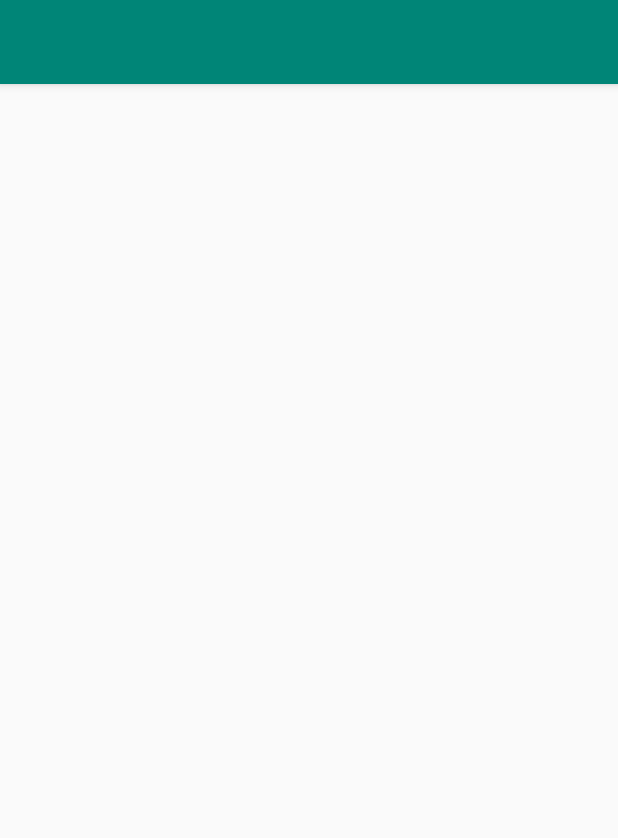
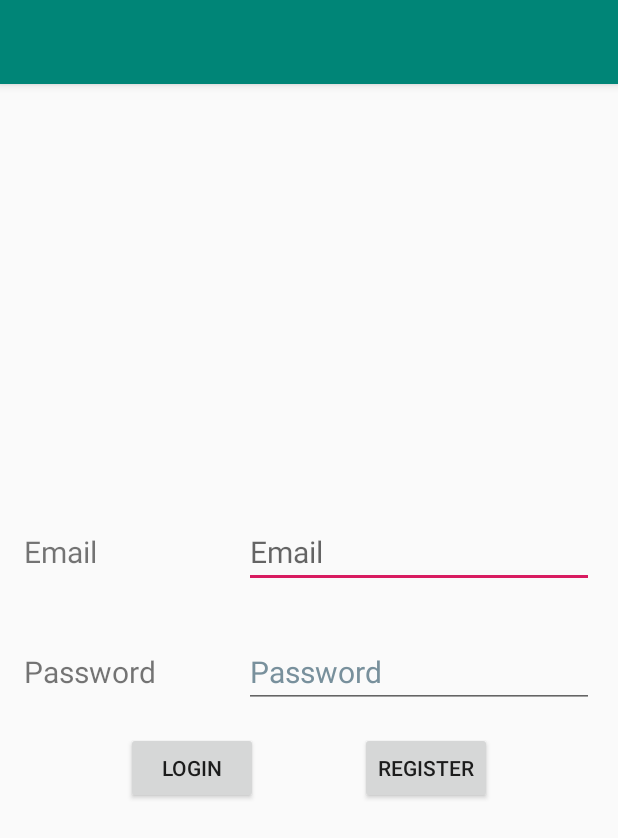
Before and after one commit to AndriyFliak/AKD-P1, an Android app: the screen it shows after launch (MainActivity), on a phone screen of 412 x 824 dp. Shown: the top 838 px of the screen. Run offline under Robolectric (Android 15) with nearby library versions, the phone set to English and light mode, and no system bars; our stand-ins replace Timber.

Commit message:
Steps 1-8

```diff
--- a/app/src/main/AndroidManifest.xml
+++ b/app/src/main/AndroidManifest.xml
@@ -4,6 +4,7 @@
     package="com.udacity.shoestore">
 
     <application
+        android:name=".ShoeStoreApplication"
         android:allowBackup="true"
         android:icon="@mipmap/ic_launcher"
         android:label="@string/app_name"
--- a/app/src/main/java/com/udacity/shoestore/MainActivity.kt
+++ b/app/src/main/java/com/udacity/shoestore/MainActivity.kt
@@ -2,13 +2,16 @@ package com.udacity.shoestore
 
 import androidx.appcompat.app.AppCompatActivity
 import android.os.Bundle
-import timber.log.Timber
+import com.udacity.shoestore.databinding.ActivityMainBinding
 
 class MainActivity : AppCompatActivity() {
 
+    private lateinit var binding: ActivityMainBinding
+
     override fun onCreate(savedInstanceState: Bundle?) {
         super.onCreate(savedInstanceState)
-        setContentView(R.layout.activity_main)
-        Timber.plant(Timber.DebugTree())
+
+        binding = ActivityMainBinding.inflate(layoutInflater)
+        setContentView(binding.root)
     }
 }
--- /dev/null
+++ b/app/src/main/java/com/udacity/shoestore/ShoeStoreApplication.kt
@@ -0,0 +1,12 @@
+package com.udacity.shoestore
+
+import android.app.Application
+import timber.log.Timber
+
+class ShoeStoreApplication : Application() {
+    override fun onCreate() {
+        super.onCreate()
+
+        Timber.plant(Timber.DebugTree())
+    }
+}
--- /dev/null
+++ b/app/src/main/java/com/udacity/shoestore/login/LoginFragment.kt
@@ -0,0 +1,31 @@
+package com.udacity.shoestore.login
+
+import android.os.Bundle
+import androidx.fragment.app.Fragment
+import android.view.LayoutInflater
+import android.view.View
+import android.view.ViewGroup
+import androidx.navigation.fragment.findNavController
+import com.udacity.shoestore.databinding.FragmentLoginBinding
+
+class LoginFragment : Fragment() {
+
+    private lateinit var binding: FragmentLoginBinding
+
+    override fun onCreateView(
+        inflater: LayoutInflater, container: ViewGroup?,
+        savedInstanceState: Bundle?
+    ): View {
+        binding = FragmentLoginBinding.inflate(inflater)
+
+        binding.loginButton.setOnClickListener {
+            findNavController().navigate(LoginFragmentDirections.actionLoginFragmentToWelcomeFragment())
+        }
+
+        binding.registerButton.setOnClickListener {
+            findNavController().navigate(LoginFragmentDirections.actionLoginFragmentToWelcomeFragment())
+        }
+
+        return binding.root
+    }
+}
--- a/app/src/main/res/layout/activity_main.xml
+++ b/app/src/main/res/layout/activity_main.xml
@@ -1,10 +1,11 @@
 <?xml version="1.0" encoding="utf-8"?>
-<androidx.coordinatorlayout.widget.CoordinatorLayout xmlns:android="http://schemas.android.com/apk/res/android"
+<LinearLayout xmlns:android="http://schemas.android.com/apk/res/android"
     xmlns:app="http://schemas.android.com/apk/res-auto"
     xmlns:tools="http://schemas.android.com/tools"
     android:layout_width="match_parent"
     android:layout_height="match_parent"
-    tools:context=".MainActivity">
+    tools:context=".MainActivity"
+    android:orientation="vertical">
 
     <com.google.android.material.appbar.AppBarLayout
         android:layout_width="match_parent"
@@ -20,5 +21,12 @@
 
     </com.google.android.material.appbar.AppBarLayout>
 
+    <androidx.fragment.app.FragmentContainerView
+        android:id="@+id/navHostFragment"
+        android:name="androidx.navigation.fragment.NavHostFragment"
+        android:layout_width="match_parent"
+        android:layout_height="match_parent"
+        app:defaultNavHost="true"
+        app:navGraph="@navigation/navigation" />
 
-</androidx.coordinatorlayout.widget.CoordinatorLayout>
+</LinearLayout>
--- /dev/null
+++ b/app/src/main/res/layout/fragment_login.xml
@@ -0,0 +1,82 @@
+<?xml version="1.0" encoding="utf-8"?>
+<androidx.constraintlayout.widget.ConstraintLayout xmlns:android="http://schemas.android.com/apk/res/android"
+    xmlns:app="http://schemas.android.com/apk/res-auto"
+    xmlns:tools="http://schemas.android.com/tools"
+    android:layout_width="match_parent"
+    android:layout_height="match_parent"
+    tools:context=".login.LoginFragment">
+
+    <EditText
+        android:id="@+id/emailEdit"
+        android:layout_width="wrap_content"
+        android:layout_height="wrap_content"
+        android:layout_marginTop="16dp"
+        android:ems="10"
+        android:hint="@string/email"
+        android:inputType="textEmailAddress"
+        android:textSize="20sp"
+        app:layout_constraintBottom_toTopOf="@+id/passwordEdit"
+        app:layout_constraintEnd_toEndOf="@+id/passwordEdit"
+        app:layout_constraintTop_toTopOf="parent"
+        app:layout_constraintVertical_chainStyle="packed" />
+
+    <TextView
+        android:id="@+id/emailText"
+        android:layout_width="wrap_content"
+        android:layout_height="wrap_content"
+        android:text="@string/email"
+        android:textSize="20sp"
+        app:layout_constraintBaseline_toBaselineOf="@+id/emailEdit"
+        app:layout_constraintStart_toStartOf="@+id/passwordText" />
+
+    <EditText
+        android:id="@+id/passwordEdit"
+        android:layout_width="wrap_content"
+        android:layout_height="wrap_content"
+        android:layout_marginTop="32dp"
+        android:layout_marginEnd="16dp"
+        android:layout_marginBottom="16dp"
+        android:ems="10"
+        android:hint="@string/password"
+        android:inputType="textPassword"
+        android:textColorHint="#78909C"
+        android:textSize="20sp"
+        app:layout_constraintBottom_toTopOf="@+id/registerButton"
+        app:layout_constraintEnd_toEndOf="parent"
+        app:layout_constraintTop_toBottomOf="@+id/emailEdit" />
+
+    <TextView
+        android:id="@+id/passwordText"
+        android:layout_width="wrap_content"
+        android:layout_height="wrap_content"
+        android:layout_marginStart="16dp"
+        android:text="@string/password"
+        android:textSize="20sp"
+        app:layout_constraintBaseline_toBaselineOf="@+id/passwordEdit"
+        app:layout_constraintStart_toStartOf="parent" />
+
+    <Button
+        android:id="@+id/loginButton"
+        android:layout_width="wrap_content"
+        android:layout_height="wrap_content"
+        android:layout_marginStart="16dp"
+        android:text="@string/login"
+        app:layout_constraintBaseline_toBaselineOf="@+id/registerButton"
+        app:layout_constraintEnd_toStartOf="@+id/registerButton"
+        app:layout_constraintHorizontal_bias="0.5"
+        app:layout_constraintStart_toStartOf="parent" />
+
+    <Button
+        android:id="@+id/registerButton"
+        android:layout_width="wrap_content"
+        android:layout_height="wrap_content"
+        android:layout_marginEnd="16dp"
+        android:layout_marginBottom="16dp"
+        android:text="@string/register"
+        app:layout_constraintBottom_toBottomOf="parent"
+        app:layout_constraintEnd_toEndOf="parent"
+        app:layout_constraintHorizontal_bias="0.5"
+        app:layout_constraintStart_toEndOf="@+id/loginButton"
+        app:layout_constraintTop_toBottomOf="@+id/passwordEdit" />
+
+</androidx.constraintlayout.widget.ConstraintLayout>
--- /dev/null
+++ b/app/src/main/res/navigation/navigation.xml
@@ -0,0 +1,31 @@
+<?xml version="1.0" encoding="utf-8"?>
+<navigation xmlns:android="http://schemas.android.com/apk/res/android"
+    xmlns:app="http://schemas.android.com/apk/res-auto"
+    xmlns:tools="http://schemas.android.com/tools"
+    android:id="@+id/navigation"
+    app:startDestination="@id/loginFragment">
+
+    <fragment
+        android:id="@+id/loginFragment"
+        android:name="com.udacity.shoestore.login.LoginFragment"
+        android:label="fragment_login"
+        tools:layout="@layout/fragment_login">
+        <action
+            android:id="@+id/action_loginFragment_to_welcomeFragment"
+            app:destination="@id/welcomeFragment" />
+    </fragment>
+    <fragment
+        android:id="@+id/welcomeFragment"
+        android:name="com.udacity.shoestore.welcome.WelcomeFragment"
+        android:label="fragment_welcome"
+        tools:layout="@layout/fragment_welcome" >
+        <action
+            android:id="@+id/action_welcomeFragment_to_instructionsFragment"
+            app:destination="@id/instructionsFragment" />
+    </fragment>
+    <fragment
+        android:id="@+id/instructionsFragment"
+        android:name="com.udacity.shoestore.instructions.InstructionsFragment"
+        android:label="fragment_instructions"
+        tools:layout="@layout/fragment_instructions" />
+</navigation>
--- a/app/src/main/res/values/strings.xml
+++ b/app/src/main/res/values/strings.xml
@@ -1,3 +1,12 @@
 <resources>
     <string name="app_name">ShoeStore</string>
+    <string name="email">Email</string>
+    <string name="password">Password</string>
+    <string name="login">Login</string>
+    <string name="register">Register</string>
+    <string name="lorem_ipsum">Lorem ipsum dolor sit amet, consectetur adipiscing elit. Vivamus non lacinia lorem. Mauris tincidunt, massa ac vehicula sodales, nibh nunc lacinia mauris, mollis dignissim orci lacus vel quam. </string>
+    <string name="welcome">Welcome!</string>
+    <string name="next">Next</string>
+    <!-- TODO: Remove or change this placeholder text -->
+    <string name="hello_blank_fragment">Hello blank fragment</string>
 </resources>
--- a/build.gradle
+++ b/build.gradle
@@ -2,7 +2,6 @@
 
 buildscript {
     ext.kotlin_version = '1.7.10'
-    ext.nav_version = '2.2.0'
     repositories {
         google()
         mavenCentral()
@@ -11,6 +10,7 @@ buildscript {
     dependencies {
         classpath 'com.android.tools.build:gradle:7.2.2'
         classpath "org.jetbrains.kotlin:kotlin-gradle-plugin:$kotlin_version"
+        classpath "androidx.navigation:navigation-safe-args-gradle-plugin:2.5.1"
         // NOTE: Do not place your application dependencies here; they belong
         // in the individual module build.gradle files
     }
```
Also changed, not shown: app/build.gradle (+7 -1 lines), app/src/main/java/com/udacity/shoestore/instructions/InstructionsFragment.kt (added, +22 -0 lines), app/src/main/java/com/udacity/shoestore/welcome/WelcomeFragment.kt (added, +27 -0 lines), app/src/main/res/layout/fragment_instructions.xml (added, +14 -0 lines), app/src/main/res/layout/fragment_welcome.xml (added, +48 -0 lines).
